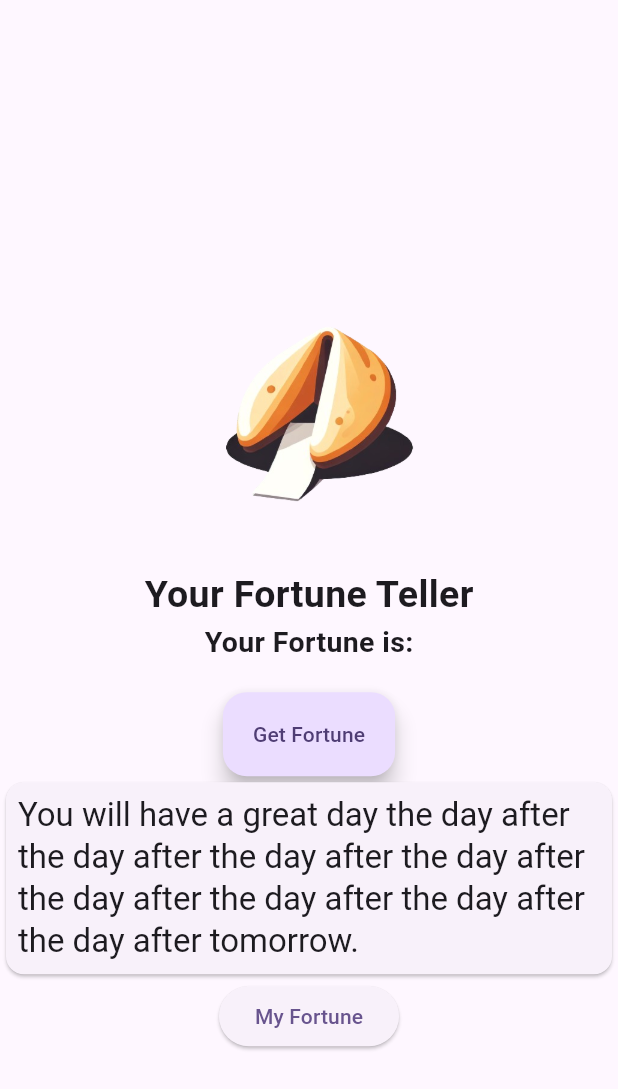
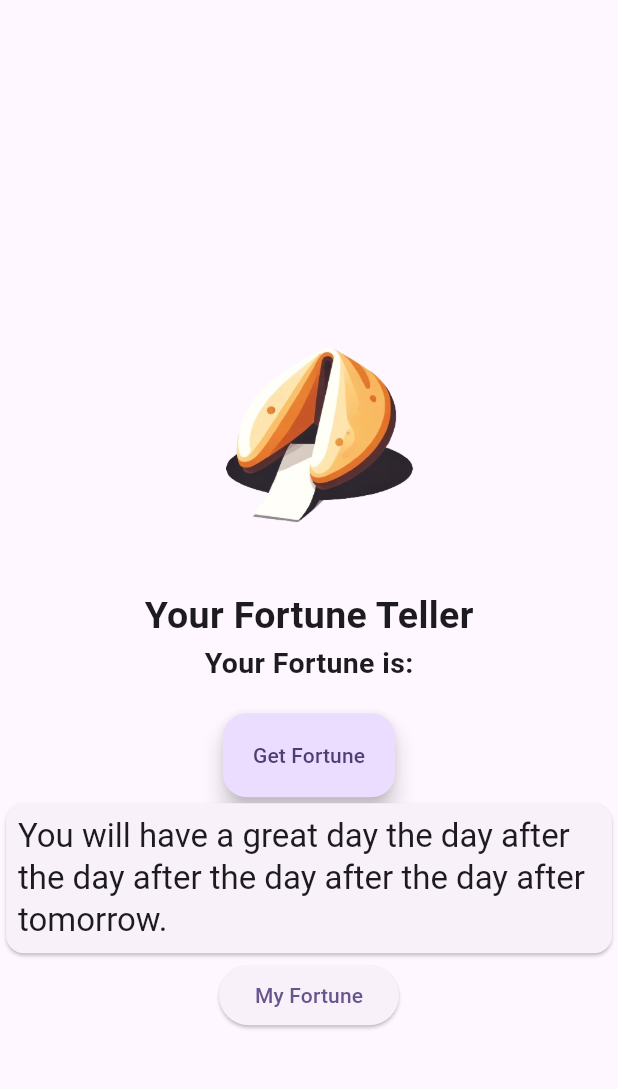
Before and after one commit to SHUBHANKARPOLYGON/fortune-cookie-app, a Flutter app: the screen it shows after launch, after a tap on "Get Fortune", on a phone screen of 412 x 824 dp. Shown: the top 1089 px of the screen. Run offline on Flutter 3.47's test engine with Material 3 defaults, Android fonts, the phone set to English and light mode, and no system bars.

Commit message:
const func

```diff
--- a/lib/main.dart
+++ b/lib/main.dart
@@ -46,8 +46,7 @@ class _MyHomePageState extends State<MyHomePage> {
     "You will have a great day the day after the day after the day after the day after the day after the day after the day after tomorrow.",
     "You will have a great day the day after the day after the day after the day after the day after the day after the day after the day after tomorrow.",
     "You will have a great day the day after the day after the day after the day after the day after the day after the day after the day after the day after tomorrow.",
-    "You will have a great day the day after the day after the day after the day after the day after the day after the day after the day after the day after the day after tomorrow.",
-    "You will have a great day",
+
   ];
 
   void _randomFortune() {
```
